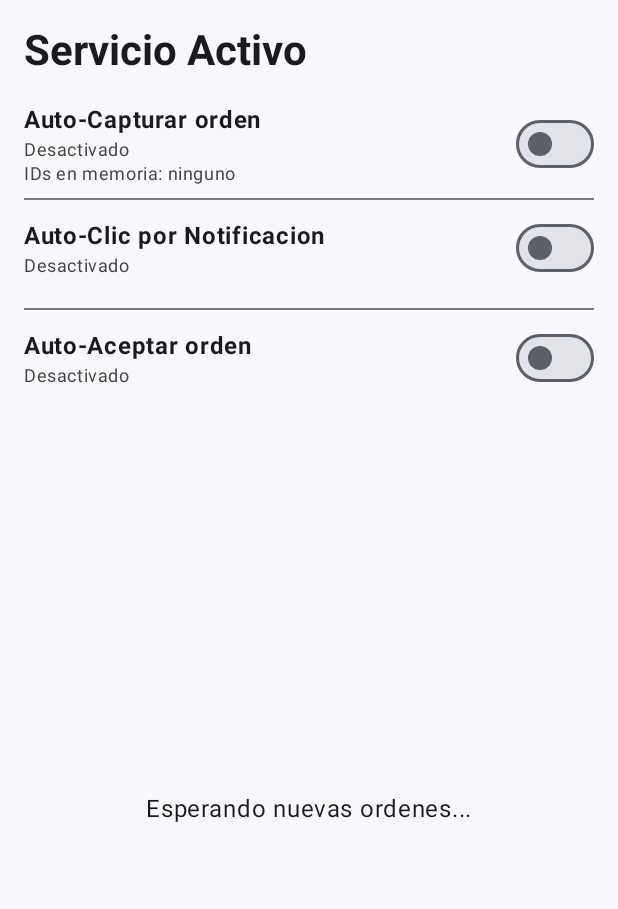
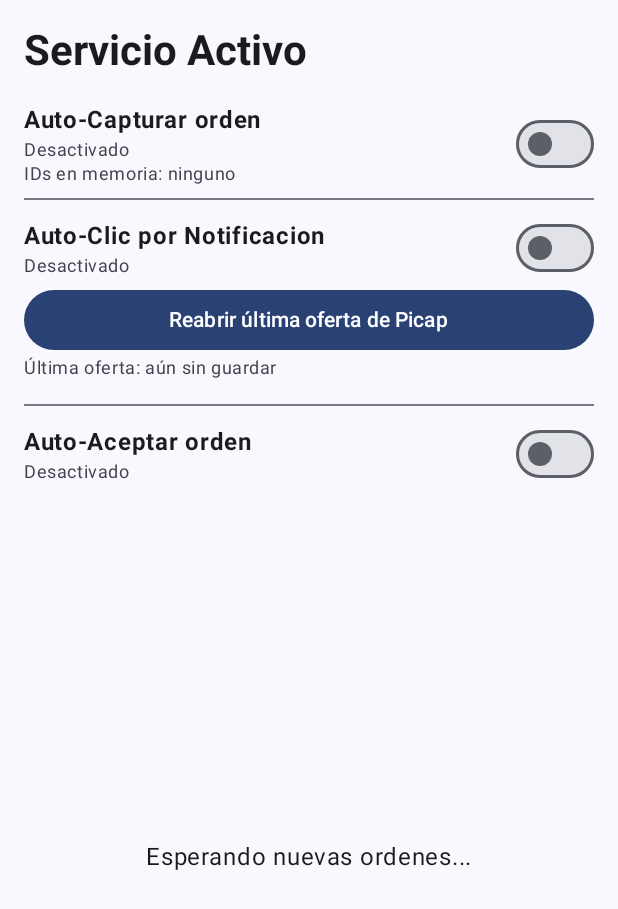
Before and after one commit to JamerWolf/projectAcc, an Android app built with Jetpack Compose: the composable PicapContent shown on its own in the app's theme, on a phone screen of 412 x 824 dp. Shown: the top 909 px of the screen. Run offline under Robolectric (Android 15) with nearby library versions, the light colour scheme and no system bars.

Commit message:
feat: replay last Picap offer notification intent on demand
Save the contentIntent of every 'Nuevo servicio' notification in PicapIntentHolder (even with the autoclick switch off) and add a 'Reabrir ultima oferta de Picap' button in PicapContent that re-fires it, so Picap reopens the last offer for field testing without waiting for a new order.

```diff
--- a/app/src/main/java/com/example/projectacc/MainActivity.kt
+++ b/app/src/main/java/com/example/projectacc/MainActivity.kt
@@ -536,6 +536,34 @@ fun PicapContent(
             )
         }
 
+        // Replay de oferta: re-envía el contentIntent de la última notificación
+        // "Nuevo servicio" guardada para que Picap reabra la oferta a demanda
+        // (probar en campo sin esperar un pedido nuevo).
+        var replayState by remember { mutableStateOf("Última oferta: " + if (PicapIntentHolder.savedAt > 0) "guardada" else "aún sin guardar") }
+        Button(
+            onClick = {
+                val pendingIntent = PicapIntentHolder.lastContentIntent
+                if (pendingIntent == null) {
+                    replayState = "Sin oferta guardada todavía (llegó alguna notificación 'Nuevo servicio'?)"
+                } else {
+                    try {
+                        pendingIntent.send()
+                        replayState = "Oferta reabierta (era: ${PicapIntentHolder.lastTitle})"
+                    } catch (e: Exception) {
+                        replayState = "Error al reabrir: ${e.message}"
+                    }
+                }
+            },
+            modifier = Modifier.fillMaxWidth()
+        ) {
+            Text("Reabrir última oferta de Picap")
+        }
+        Text(
+            text = replayState,
+            style = MaterialTheme.typography.bodySmall,
+            color = MaterialTheme.colorScheme.onSurfaceVariant
+        )
+
         Spacer(modifier = Modifier.height(16.dp))
 
         Divider()
--- /dev/null
+++ b/app/src/main/java/com/example/projectacc/PicapIntentHolder.kt
@@ -0,0 +1,24 @@
+package com.example.projectacc
+
+import android.app.PendingIntent
+
+/**
+ * Holder en memoria del último contentIntent de la notificación de Picap
+ * "Nuevo servicio". Sirve de replay: desde la UI se puede re-enviar ese
+ * PendingIntent para que Picap reabra la oferta aunque no llegue un pedido
+ * nuevo (útil para probar en campo sin esperar).
+ *
+ * En memoria a propósito: si el proceso muere, el holder se vacía, pero la
+ * próxima notificación "Nuevo servicio" lo vuelve a llenar. El PendingIntent
+ * sigue siendo válido mientras Picap (el dueño) no se detenga.
+ */
+object PicapIntentHolder {
+    @Volatile
+    var lastContentIntent: PendingIntent? = null
+
+    @Volatile
+    var lastTitle: String? = null
+
+    @Volatile
+    var savedAt: Long = 0L
+}
```
Also changed, not shown: app/src/main/java/com/example/projectacc/NotificationInterceptorService.kt (+9 -0 lines).
